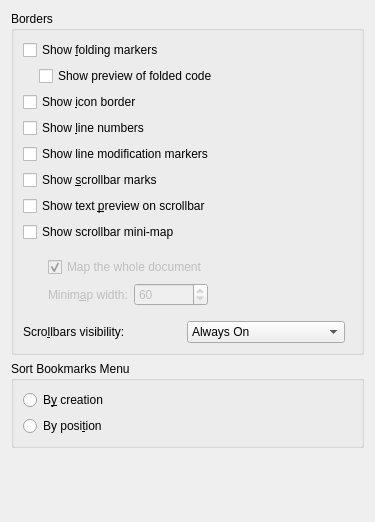
Above: src/dialogs/bordersappearanceconfigwidget.ui from KDE/ktexteditor before the change. Below: the same form after it.
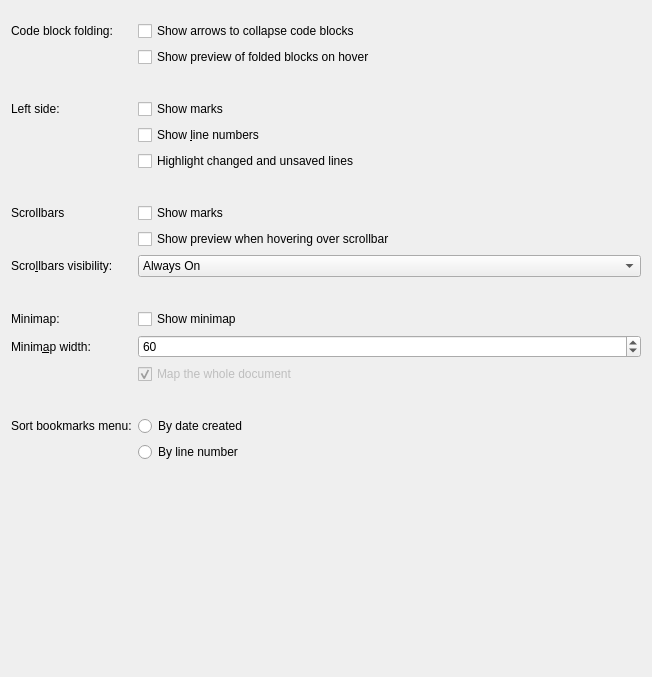
That is the form after the change.

Commit message: Improve Appearance > Borders Dialog

```diff
--- a/src/dialogs/bordersappearanceconfigwidget.ui
+++ b/src/dialogs/bordersappearanceconfigwidget.ui
@@ -6,68 +6,80 @@
    <rect>
     <x>0</x>
     <y>0</y>
-    <width>375</width>
-    <height>522</height>
+    <width>652</width>
+    <height>677</height>
    </rect>
   </property>
   <layout class="QVBoxLayout" name="verticalLayout">
    <item>
-    <widget class="QGroupBox" name="gbBorders">
-     <property name="title">
-      <string>Borders</string>
+    <layout class="QFormLayout" name="formLayout">
+     <property name="formAlignment">
+      <set>Qt::AlignHCenter|Qt::AlignTop</set>
      </property>
-     <layout class="QVBoxLayout">
-      <item>
+     <property name="topMargin">
+      <number>10</number>
+     </property>
+     <item row="0" column="0">
+      <widget class="QLabel" name="label">
+       <property name="text">
+        <string>Code block folding:</string>
+       </property>
+      </widget>
+     </item>
+     <item row="0" column="1">
        <widget class="QCheckBox" name="chkShowFoldingMarkers">
         <property name="whatsThis">
          <string>If this option is checked, every new view will display marks for folding.</string>
         </property>
         <property name="text">
-         <string>Show &amp;folding markers</string>
+        <string>Show arrows to collapse code blocks</string>
         </property>
        </widget>
       </item>
-      <item>
-       <layout class="QHBoxLayout" name="horizontalLayout_2">
-        <item>
-         <spacer name="horizontalSpacer_3">
-          <property name="orientation">
-           <enum>Qt::Horizontal</enum>
-          </property>
-          <property name="sizeType">
-           <enum>QSizePolicy::Fixed</enum>
-          </property>
-          <property name="sizeHint" stdset="0">
-           <size>
-            <width>16</width>
-            <height>16</height>
-           </size>
-          </property>
-         </spacer>
-        </item>
-        <item>
+     <item row="1" column="1">
          <widget class="QCheckBox" name="chkShowFoldingPreview">
           <property name="whatsThis">
            <string>If checked, hovering over a folded region shows a preview of the folded text in a popup.</string>
           </property>
           <property name="text">
-           <string>Show preview of folded code</string>
+        <string>Show preview of folded blocks on hover</string>
           </property>
          </widget>
         </item>
-       </layout>
-      </item>
-      <item>
+     <item row="2" column="1">
+      <spacer name="verticalSpacer_2">
+       <property name="orientation">
+        <enum>Qt::Vertical</enum>
+       </property>
+       <property name="sizeType">
+        <enum>QSizePolicy::Fixed</enum>
+       </property>
+       <property name="sizeHint" stdset="0">
+        <size>
+         <width>20</width>
+         <height>20</height>
+        </size>
+       </property>
+      </spacer>
+     </item>
+     <item row="3" column="0">
+      <widget class="QLabel" name="label_2">
+       <property name="text">
+        <string>Left side:</string>
+       </property>
+      </widget>
+     </item>
+     <item row="3" column="1">
        <widget class="QCheckBox" name="chkIconBorder">
         <property name="whatsThis">
          <string>&lt;p&gt;If this option is checked, every new view will display an icon border on the left hand side.&lt;/p&gt;&lt;p&gt;The icon border shows bookmark signs, for instance.&lt;/p&gt;</string>
         </property>
         <property name="text">
-         <string>Show &amp;icon border</string>
+        <string>Show marks</string>
         </property>
        </widget>
       </item>
-      <item>
+     <item row="4" column="1">
        <widget class="QCheckBox" name="chkLineNumbers">
         <property name="whatsThis">
          <string>If this option is checked, every new view will display line numbers on the left hand side.</string>
@@ -77,53 +89,93 @@
         </property>
        </widget>
       </item>
-      <item>
+     <item row="5" column="1">
        <widget class="QCheckBox" name="chkShowLineModification">
         <property name="whatsThis">
          <string>If this option is checked, a small indicator for modified and saved lines is shown on the left hand side.</string>
         </property>
         <property name="text">
-         <string>Show line modification markers</string>
+        <string>Highlight changed and unsaved lines</string>
         </property>
        </widget>
       </item>
-      <item>
+     <item row="6" column="1">
+      <spacer name="verticalSpacer_3">
+       <property name="orientation">
+        <enum>Qt::Vertical</enum>
+       </property>
+       <property name="sizeType">
+        <enum>QSizePolicy::Fixed</enum>
+       </property>
+       <property name="sizeHint" stdset="0">
+        <size>
+         <width>20</width>
+         <height>20</height>
+        </size>
+       </property>
+      </spacer>
+     </item>
+     <item row="7" column="0">
+      <widget class="QLabel" name="label_3">
+       <property name="text">
+        <string>Scrollbars</string>
+       </property>
+      </widget>
+     </item>
+     <item row="7" column="1">
        <widget class="QCheckBox" name="chkScrollbarMarks">
         <property name="whatsThis">
          <string>&lt;p&gt;If this option is checked, every new view will show marks on the vertical scrollbar.&lt;/p&gt;&lt;p&gt;These marks will show bookmarks, for instance.&lt;/p&gt;</string>
         </property>
         <property name="text">
-         <string>Show &amp;scrollbar marks</string>
+        <string>Show marks</string>
         </property>
        </widget>
       </item>
-      <item>
+     <item row="8" column="1">
        <widget class="QCheckBox" name="chkScrollbarPreview">
         <property name="whatsThis">
          <string>&lt;p&gt;If this option is checked, hovering over the vertical scrollbar will show a preview of the text.&lt;/p&gt;</string>
         </property>
         <property name="text">
-         <string>Show text &amp;preview on scrollbar</string>
+        <string>Show preview when hovering over scrollbar</string>
         </property>
        </widget>
       </item>
-      <item>
+     <item row="10" column="1">
+      <spacer name="verticalSpacer_4">
+       <property name="orientation">
+        <enum>Qt::Vertical</enum>
+       </property>
+       <property name="sizeType">
+        <enum>QSizePolicy::Fixed</enum>
+       </property>
+       <property name="sizeHint" stdset="0">
+        <size>
+         <width>20</width>
+         <height>20</height>
+        </size>
+       </property>
+      </spacer>
+     </item>
+     <item row="11" column="0">
+      <widget class="QLabel" name="label_4">
+       <property name="text">
+        <string>Minimap:</string>
+       </property>
+      </widget>
+     </item>
+     <item row="11" column="1">
        <widget class="QCheckBox" name="chkScrollbarMiniMap">
         <property name="whatsThis">
          <string>If this option is checked, every new view will show a mini map on the vertical scrollbar.</string>
         </property>
         <property name="text">
-         <string>Show scrollbar mini-map</string>
+        <string>Show minimap</string>
         </property>
        </widget>
       </item>
-      <item>
-       <widget class="QWidget" name="miniMapConfigs" native="true">
-        <property name="enabled">
-         <bool>false</bool>
-        </property>
-        <layout class="QGridLayout" name="gridLayout">
-         <item row="0" column="1" colspan="2">
+     <item row="13" column="1">
           <widget class="QCheckBox" name="chkScrollbarMiniMapAll">
            <property name="enabled">
             <bool>false</bool>
@@ -139,46 +191,7 @@
            </property>
           </widget>
          </item>
-         <item row="1" column="1">
-          <widget class="QLabel" name="labelMiniMapWidth">
-           <property name="text">
-            <string>Minim&amp;ap width:</string>
-           </property>
-           <property name="buddy">
-            <cstring>spBoxMiniMapWidth</cstring>
-           </property>
-          </widget>
-         </item>
-         <item row="1" column="0">
-          <spacer name="horizontalSpacer">
-           <property name="orientation">
-            <enum>Qt::Horizontal</enum>
-           </property>
-           <property name="sizeType">
-            <enum>QSizePolicy::Fixed</enum>
-           </property>
-           <property name="sizeHint" stdset="0">
-            <size>
-             <width>16</width>
-             <height>16</height>
-            </size>
-           </property>
-          </spacer>
-         </item>
-         <item row="1" column="3">
-          <spacer name="horizontalSpacer_2">
-           <property name="orientation">
-            <enum>Qt::Horizontal</enum>
-           </property>
-           <property name="sizeHint" stdset="0">
-            <size>
-             <width>40</width>
-             <height>20</height>
-            </size>
-           </property>
-          </spacer>
-         </item>
-         <item row="1" column="2">
+     <item row="12" column="1">
           <widget class="QSpinBox" name="spBoxMiniMapWidth">
            <property name="minimum">
             <number>40</number>
@@ -194,22 +207,17 @@
            </property>
           </widget>
          </item>
-        </layout>
-       </widget>
-      </item>
-      <item>
-       <layout class="QHBoxLayout" name="horizontalLayout">
-        <item>
-         <widget class="QLabel" name="lblShowScrollbars">
+     <item row="12" column="0">
+      <widget class="QLabel" name="labelMiniMapWidth">
           <property name="text">
-           <string>Scro&amp;llbars visibility:</string>
+        <string>Minim&amp;ap width:</string>
           </property>
           <property name="buddy">
            <cstring>cmbShowScrollbars</cstring>
           </property>
          </widget>
         </item>
-        <item>
+     <item row="9" column="1">
          <widget class="QComboBox" name="cmbShowScrollbars">
           <item>
            <property name="text">
@@ -228,49 +236,60 @@
           </item>
          </widget>
         </item>
-        <item>
-         <spacer>
-          <property name="orientation">
-           <enum>Qt::Horizontal</enum>
-          </property>
-         </spacer>
-        </item>
-       </layout>
-      </item>
-     </layout>
-    </widget>
-   </item>
-   <item>
-    <widget class="QGroupBox" name="gbSortBookmarks">
-     <property name="whatsThis">
-      <string>Choose how the bookmarks should be ordered in the &lt;b&gt;Bookmarks&lt;/b&gt; menu.</string>
-     </property>
-     <property name="title">
-      <string>Sort Bookmarks Menu</string>
-     </property>
-     <layout class="QVBoxLayout" name="verticalLayout_2">
-      <item>
+     <item row="9" column="0">
+      <widget class="QLabel" name="lblShowScrollbars">
+       <property name="text">
+        <string>Scro&amp;llbars visibility:</string>
+       </property>
+       <property name="buddy">
+        <cstring>cmbShowScrollbars</cstring>
+       </property>
+      </widget>
+     </item>
+     <item row="15" column="1">
        <widget class="QRadioButton" name="rbSortBookmarksByCreation">
         <property name="whatsThis">
          <string>Each new bookmark will be added to the bottom, independently from where it is placed in the document.</string>
         </property>
         <property name="text">
-         <string>B&amp;y creation</string>
+        <string>By date created</string>
         </property>
        </widget>
       </item>
-      <item>
+     <item row="16" column="1">
        <widget class="QRadioButton" name="rbSortBookmarksByPosition">
         <property name="whatsThis">
          <string>The bookmarks will be ordered by the line numbers they are placed at.</string>
         </property>
         <property name="text">
-         <string>By posi&amp;tion</string>
+        <string>By line number</string>
         </property>
        </widget>
       </item>
-     </layout>
-    </widget>
+     <item row="15" column="0">
+      <widget class="QLabel" name="label_5">
+       <property name="text">
+        <string>Sort bookmarks menu:</string>
+       </property>
+      </widget>
+     </item>
+     <item row="14" column="1">
+      <spacer name="verticalSpacer_5">
+       <property name="orientation">
+        <enum>Qt::Vertical</enum>
+       </property>
+       <property name="sizeType">
+        <enum>QSizePolicy::Fixed</enum>
+       </property>
+       <property name="sizeHint" stdset="0">
+        <size>
+         <width>20</width>
+         <height>20</height>
+        </size>
+       </property>
+      </spacer>
+     </item>
+    </layout>
    </item>
    <item>
     <spacer name="verticalSpacer">
```
Left out of the diff: 34 changed lines with no effect on the pictures. Lines whose indentation alone changed are shown as unchanged.
